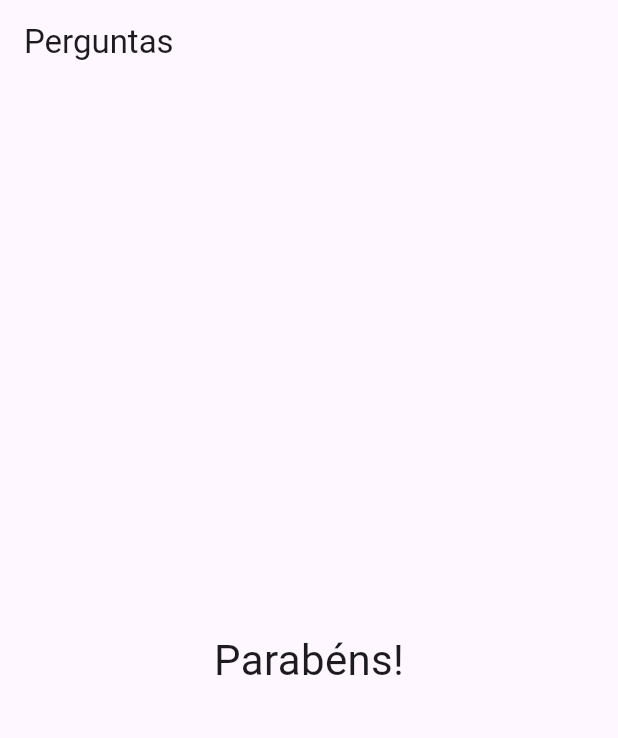
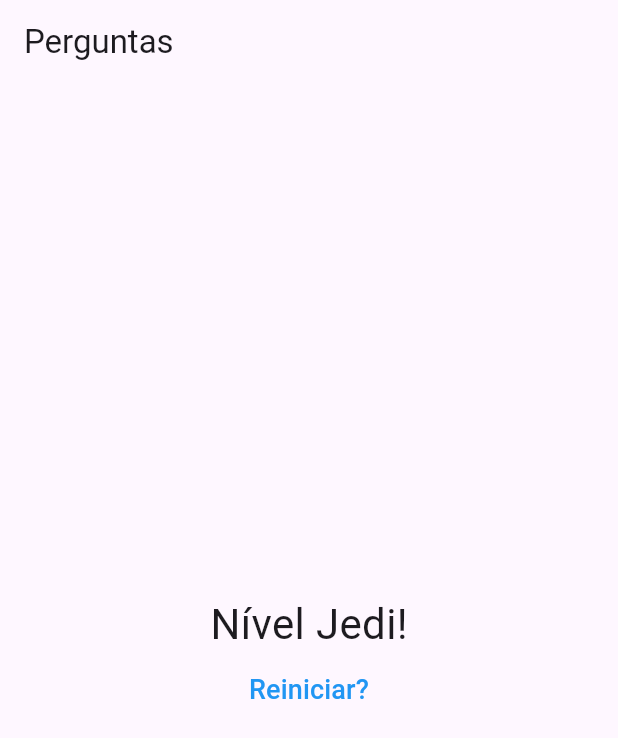
Before and after one commit to Guilherme-ags/projetoPerguntasFlutter, a Flutter app: the screen it shows after launch, after a tap on "Preto", after a tap on "Cobra", after a tap on "Leo", on a phone screen of 412 x 824 dp. Shown: the top 738 px of the screen. Run offline on Flutter 3.47's test engine with Material 3 defaults, Android fonts, the phone set to English and light mode, and no system bars.

Commit message:
terceiro commit

```diff
--- a/lib/main.dart
+++ b/lib/main.dart
@@ -1,66 +1,76 @@
 import 'package:flutter/material.dart';
-import './questao.dart';
-import './resposta.dart';
+import './resultado.dart';
+import './questionario.dart';
 
 main() => runApp(PerguntaApp());
 
 class _PerguntaAppState extends State<PerguntaApp> {
   var _perguntaSelecionada = 0;
+  var _pontuacaoTotal = 0;
 
   final List<Map<String, Object>> _perguntas = const [
     {
       'texto': 'Qual é a sua cor favorita?',
-      'respostas': ['Preto', 'Vermelho', 'Verde', 'Branco'],
+      'respostas': [
+        {'texto': 'Preto', 'pontuacao': 10},
+        {'texto': 'Vermelho', 'pontuacao': 5},
+        {'texto': 'Verde', 'pontuacao': 3},
+        {'texto': 'Branco', 'pontuacao': 1},
+      ],
     },
     {
       'texto': 'Qual é o seu animal favorito?',
-      'respostas': ['Coelho', 'Cobra', 'Elefante', 'Leão'],
+      'respostas': [
+        {'texto': 'Coelho', 'pontuacao': 10},
+        {'texto': 'Cobra', 'pontuacao': 5},
+        {'texto': 'Elefante', 'pontuacao': 3},
+        {'texto': 'Leão', 'pontuacao': 1},
+      ],
     },
     {
       'texto': 'Qual o seu instrutor favorito?',
-      'respostas': ['Maria', 'João', 'Leo', 'Pedro'],
+      'respostas': [
+        {'texto': 'Maria', 'pontuacao': 10},
+        {'texto': 'João', 'pontuacao': 5},
+        {'texto': 'Leo', 'pontuacao': 3},
+        {'texto': 'Pedro', 'pontuacao': 1},
+      ],
     }
   ];
-
-  void _responder() {
-    if (temPerguntaSelecionada) {
-      setState(() {
-        _perguntaSelecionada++;
-      });
-    }
-  }
 
   bool get temPerguntaSelecionada {
     return _perguntaSelecionada < _perguntas.length;
   }
 
+  void _responder(int pontuacao) {
+    if (temPerguntaSelecionada) {
+      setState(() {
+        _perguntaSelecionada++;
+        _pontuacaoTotal += pontuacao;
+      });
+    }
+  }
+
+  void _reiniciarQuestionario() {
+    setState(() {
+      _perguntaSelecionada = 0;
+      _pontuacaoTotal = 0;
+    });
+  }
+
   @override
   Widget build(BuildContext context) {
-    List<String> respostas = temPerguntaSelecionada
-        ? _perguntas[_perguntaSelecionada].cast()['respostas']
-        : [];
-
-    List<Widget> widgetsRespostas =
-        respostas.map((t) => Resposta(t, _responder)).toList();
-
     return MaterialApp(
         home: Scaffold(
       appBar: AppBar(
         title: Text("Perguntas"),
       ),
       body: temPerguntaSelecionada
-          ? Column(
-              children: <Widget>[
-                Questao(_perguntas[_perguntaSelecionada]['texto'].toString()),
-                ...widgetsRespostas,
-              ],
-            )
-          : Center(
-              child: Text(
-                'Parabéns!',
-                style: TextStyle(fontSize: 28),
-              ),
-            ),
+          ? Questionario(
+              perguntas: _perguntas,
+              perguntaSelecionada: _perguntaSelecionada,
+              quandoResponder: _responder)
+          : Resultado(_pontuacaoTotal, _reiniciarQuestionario),
     ));
   }
 }
--- /dev/null
+++ b/lib/questionario.dart
@@ -0,0 +1,40 @@
+import 'package:flutter/material.dart';
+import './questao.dart';
+import './resposta.dart';
+
+class Questionario extends StatelessWidget {
+  final List<Map<String, Object>> perguntas;
+  final int perguntaSelecionada;
+  final void Function(int) quandoResponder;
+
+  Questionario({
+    required this.perguntas,
+    required this.perguntaSelecionada,
+    required this.quandoResponder,
+  });
+
+  bool get temPerguntaSelecionada {
+    return perguntaSelecionada < perguntas.length;
+  }
+
+  @override
+  Widget build(BuildContext context) {
+    List<Map<String, Object>> respostas = temPerguntaSelecionada
+        ? perguntas[perguntaSelecionada].cast()['respostas']
+        : [];
+
+    List<Widget> widgetsRespostas = respostas.map((resp) {
+      return Resposta(
+        resp['texto'].toString(),
+        () => quandoResponder(int.parse(resp['pontuacao'].toString())),
+      );
+    }).toList();
+
+    return Column(
+      children: <Widget>[
+        Questao(perguntas[perguntaSelecionada]['texto'].toString()),
+        ...widgetsRespostas,
+      ],
+    );
+  }
+}
--- /dev/null
+++ b/lib/resultado.dart
@@ -0,0 +1,42 @@
+import 'package:flutter/material.dart';
+
+class Resultado extends StatelessWidget {
+  final int pontuacao;
+  final void Function() quandorReiniciarQuestionario;
+
+  Resultado(this.pontuacao, this.quandorReiniciarQuestionario);
+
+  String get fraseResultado {
+    if (pontuacao < 8) {
+      return 'Parabéns!';
+    } else if (pontuacao < 12) {
+      return 'Você é bom!';
+    } else if (pontuacao < 16) {
+      return 'Impressionante!';
+    } else {
+      return 'Nível Jedi!';
+    }
+  }
+
+  @override
+  Widget build(BuildContext context) {
+    return Column(
+      mainAxisAlignment: MainAxisAlignment.center,
+      children: [
+        Center(
+          child: Text(
+            fraseResultado,
+            style: TextStyle(fontSize: 28),
+          ),
+        ),
+        TextButton(
+            onPressed: quandorReiniciarQuestionario,
+            child: Text(
+              'Reiniciar?',
+              style: TextStyle(fontSize: 18),
+            ),
+            style: TextButton.styleFrom(foregroundColor: Colors.blue))
+      ],
+    );
+  }
+}
```
